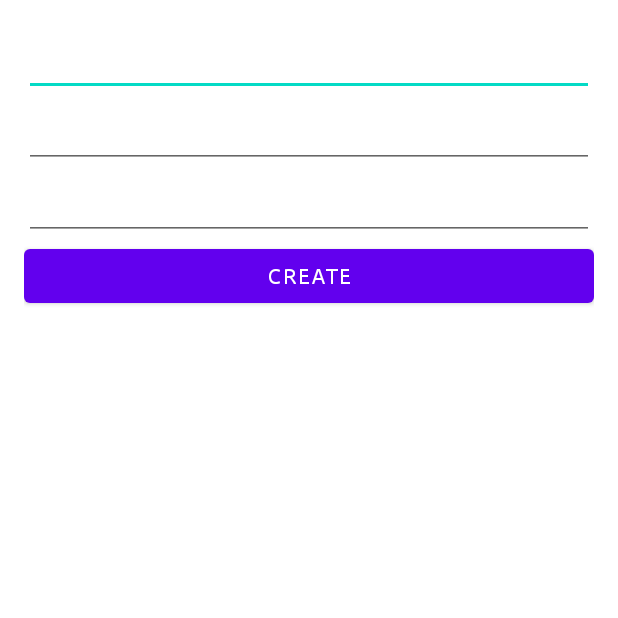
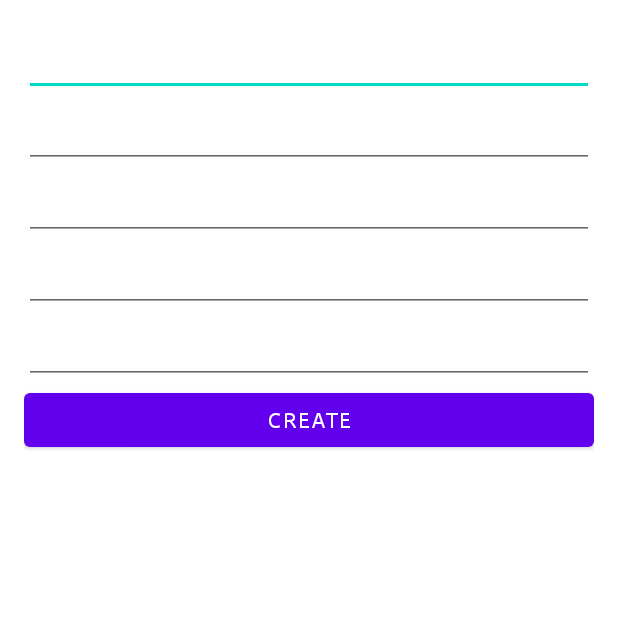
Before and after one commit to KrustyKrab-UCSD/Banknote, an Android app: the NewAccountActivity screen opened directly, with no data from a screen before it, on a phone screen of 412 x 824 dp, the top half of it. Run offline under Robolectric (Android 15) with nearby library versions, the light colour scheme and no system bars; libraries missing offline, so code that uses them is left out: com.parse.

```diff
--- a/app/src/main/java/com/example/banknote/AccountsAdapter.java
+++ b/app/src/main/java/com/example/banknote/AccountsAdapter.java
@@ -23,7 +23,7 @@ public class AccountsAdapter extends RecyclerView.Adapter<AccountsAdapter.ViewHo
 
         public ViewHolder(@NonNull View itemView) {
             super(itemView);
-            tvAccountName = itemView.findViewById(R.id.etAccountName);
+            tvAccountName = itemView.findViewById(R.id.tvAccountName);
         }
 
         public void bind(Account account) {
--- a/app/src/main/java/com/example/banknote/NewAccountActivity.java
+++ b/app/src/main/java/com/example/banknote/NewAccountActivity.java
@@ -15,13 +15,13 @@ import com.parse.ParseException;
 import com.parse.ParseUser;
 import com.parse.SaveCallback;
 
-import java.util.List;
-
 public class NewAccountActivity extends AppCompatActivity {
 
     private EditText etAccountName;
     private EditText etBankName;
     private EditText etBalance;
+    private EditText etAccountPassword;
+    private EditText etAccountNumber;
     private Button btnCreateAccount;
     public static final String TAG = "NewAccountActivity";
 
@@ -31,7 +31,9 @@ public class NewAccountActivity extends AppCompatActivity {
         super.onCreate(savedInstanceState);
         setContentView(R.layout.activity_new_account);
 
-        etAccountName = findViewById(R.id.etAccountName);
+        etAccountName = findViewById(R.id.tvAccountName);
+        etAccountPassword = findViewById(R.id.etAccountPassword);
+        etAccountNumber = findViewById(R.id.etAccountNumber);
         etBankName = findViewById(R.id.etBankName);
         etBalance = findViewById(R.id.etBalance);
         btnCreateAccount = findViewById(R.id.btnCreateAccount);
@@ -45,38 +47,60 @@ public class NewAccountActivity extends AppCompatActivity {
                     return;
                 }
 
+                String accountPassword = etAccountPassword.getText().toString();
+                if (accountPassword.isEmpty()) {
+                    Toast.makeText(NewAccountActivity.this, "Account password can't be empty!", Toast.LENGTH_SHORT).show();
+                    return;
+                }
+
                 String bankName = etBankName.getText().toString();
                 if (bankName.isEmpty()) {
                     Toast.makeText(NewAccountActivity.this, "Bank name can't be empty!", Toast.LENGTH_SHORT).show();
                     return;
                 }
 
+                String accountNumberString = etAccountNumber.getText().toString();
+                if (accountNumberString.isEmpty()) {
+                    Toast.makeText(NewAccountActivity.this, "Account number can't be empty!", Toast.LENGTH_SHORT).show();
+                    return;
+                }
+                Long accountNumber;
+                try {
+                    accountNumber = Long.parseLong(accountNumberString);
+                }
+                catch (NumberFormatException e) {
+                    Toast.makeText(NewAccountActivity.this, "Account number is invalid!", Toast.LENGTH_SHORT).show();
+                    Log.e(TAG, "Error in parsing account number", e);
+                    return;
+                }
+
                 String balanceString = etBalance.getText().toString();
-                double balance = 0.00;
+                Long balance = (long) 0;
 
                 if (!balanceString.isEmpty()) {
                     try {
-                        balance = Double.parseDouble(balanceString);
+                        balance = Long.parseLong(balanceString);
                     }
                     catch (NumberFormatException e) {
                         Toast.makeText(NewAccountActivity.this, "Balance is invalid!", Toast.LENGTH_SHORT).show();
-                        Log.e(TAG, "Error in parseing balance", e);
+                        Log.e(TAG, "Error in parsing balance", e);
                         return;
                     }
                 }
 
                 ParseUser currentUser = ParseUser.getCurrentUser();
-                saveAccount(accountName, bankName, balance, currentUser);
-                goMainActivity();
+                saveAccount(accountName, bankName, accountPassword, accountNumber, balance, currentUser);
             }
         });
 
     }
 
-    private void saveAccount(String accountName, String bankName, double balance, ParseUser currentUser) {
+    private void saveAccount(String accountName, String bankName, String accountPassword, Long accountNumber, Long balance, ParseUser currentUser) {
         Account account = new Account();
         account.setAccountName(accountName);
         account.setBankName(bankName);
+        account.setAccountNumber(accountNumber);
+        account.setPassword(accountPassword);
         account.setBalance(balance);
         account.setUser(currentUser);
         account.saveInBackground(new SaveCallback() {
@@ -85,8 +109,10 @@ public class NewAccountActivity extends AppCompatActivity {
                 if (e != null) {
                     Log.e(TAG, "Error while saving", e);
                     Toast.makeText(NewAccountActivity.this, "Error while saving!", Toast.LENGTH_SHORT).show();
+                    return;
                 }
                 Log.i(TAG, "Account save was successful!");
+                goMainActivity();
             }
         });
     }
--- a/app/src/main/res/layout/activity_main.xml
+++ b/app/src/main/res/layout/activity_main.xml
@@ -25,8 +25,7 @@
             android:layout_height="match_parent"
             android:layout_above="@+id/bottomNavigation"
             android:layout_alignParentStart="true"
-            android:layout_marginBottom="0dp">
-        </FrameLayout>
+            android:layout_marginBottom="0dp"></FrameLayout>
 
         <com.google.android.material.bottomnavigation.BottomNavigationView
             android:id="@+id/bottomNavigation"
--- a/app/src/main/res/layout/activity_new_account.xml
+++ b/app/src/main/res/layout/activity_new_account.xml
@@ -9,12 +9,20 @@
     tools:context=".NewAccountActivity">
 
     <EditText
-        android:id="@+id/etAccountName"
+        android:id="@+id/tvAccountName"
         android:layout_width="match_parent"
         android:layout_height="wrap_content"
         android:fontFamily="@font/ubuntu_regular"
         android:minHeight="48dp"
         tools:text="Account Name..." />
+
+    <EditText
+        android:id="@+id/etAccountPassword"
+        android:layout_width="match_parent"
+        android:layout_height="wrap_content"
+        android:fontFamily="@font/ubuntu_regular"
+        android:minHeight="48dp"
+        tools:text="Account Password..." />
 
     <EditText
         android:id="@+id/etBankName"
@@ -23,6 +31,14 @@
         android:fontFamily="@font/ubuntu_regular"
         android:minHeight="48dp"
         tools:text="Bank Name..." />
+
+    <EditText
+        android:id="@+id/etAccountNumber"
+        android:layout_width="match_parent"
+        android:layout_height="wrap_content"
+        android:fontFamily="@font/ubuntu_regular"
+        android:minHeight="48dp"
+        tools:text="Account Number..." />
 
     <EditText
         android:id="@+id/etBalance"
--- a/app/src/main/res/layout/item_account.xml
+++ b/app/src/main/res/layout/item_account.xml
@@ -7,7 +7,7 @@
     android:orientation="vertical">
 
     <TextView
-        android:id="@+id/etAccountName"
+        android:id="@+id/tvAccountName"
         android:layout_width="wrap_content"
         android:layout_height="80dp"
         android:fontFamily="@font/ubuntu_regular"
```
Also changed, not shown: app/src/main/java/com/example/banknote/AccountsFragment.java (+12 -0 lines), app/src/main/java/com/example/banknote/Models/Account.java (+14 -3 lines), app/src/main/res/layout/fragment_accounts.xml (+5 -5 lines).
